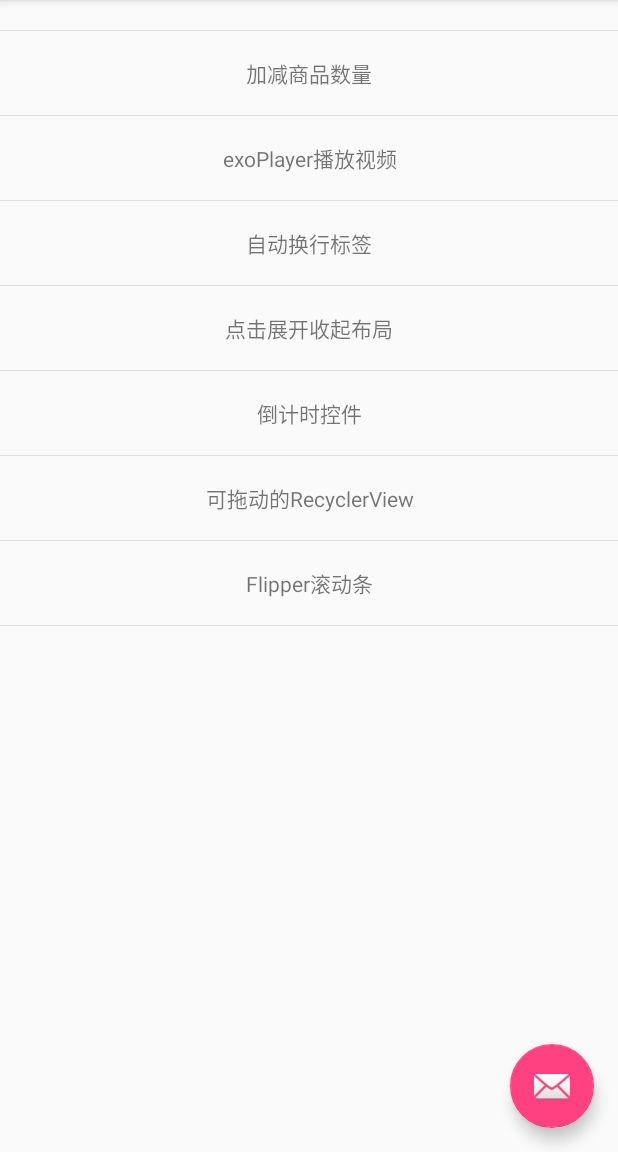
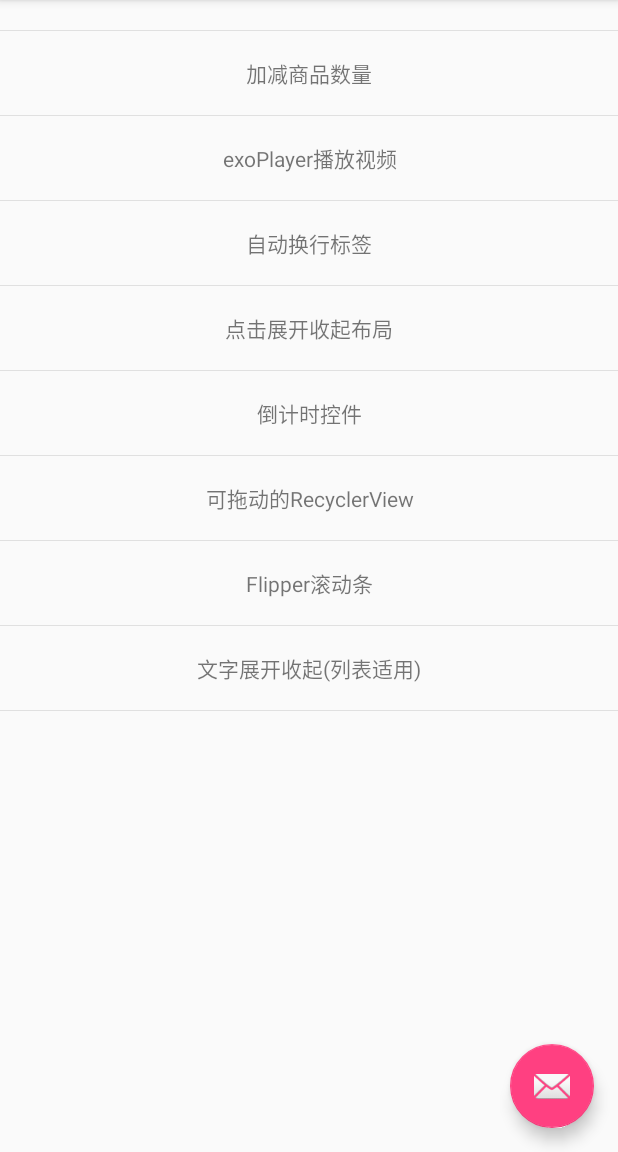
Before and after one commit to youlookwhat/android-learning, an Android app: the screen it shows after launch (MainActivity), on a phone screen of 412 x 824 dp, the part 84-1236 px from its top. Run offline under Robolectric (Android 15) with nearby library versions, the phone set to English and light mode, and no system bars; our stand-ins replace data binding; libraries missing offline, so code that uses them is left out: com.kaws.lib.

Commit message:
增加文字展开按钮

```diff
--- a/ViewCollect/app/src/main/java/com/example/jingbin/viewcollect/MainActivity.java
+++ b/ViewCollect/app/src/main/java/com/example/jingbin/viewcollect/MainActivity.java
@@ -68,6 +68,7 @@ public class MainActivity extends AppCompatActivity
         binding.include.inContentMain.tvTime.setOnClickListener(this);
         binding.include.inContentMain.tvLab.setOnClickListener(this);
         binding.include.inContentMain.tvFlipper.setOnClickListener(this);
+        binding.include.inContentMain.tvExpandText.setOnClickListener(this);
     }
 
     @Override
@@ -97,6 +98,8 @@ public class MainActivity extends AppCompatActivity
                 break;
             case R.id.tv_flipper: // Flipper滚动条
                 FlipperActivity.start(MainActivity.this);
+                break;
+            case R.id.tv_expand_text: // 文字展开收起(列表适用)
                 break;
             default:
                 break;
--- a/ViewCollect/app/src/main/res/layout/content_main.xml
+++ b/ViewCollect/app/src/main/res/layout/content_main.xml
@@ -129,6 +129,20 @@
                 android:layout_height="1px"
                 android:background="#e0e0e0" />
 
+            <TextView
+                android:id="@+id/tv_expand_text"
+                android:layout_width="match_parent"
+                android:layout_height="56dp"
+                android:background="?attr/selectableItemBackground"
+                android:gravity="center"
+                android:text="文字展开收起(列表适用)"
+                app:theme="@style/AppTheme" />
+
+            <View
+                android:layout_width="match_parent"
+                android:layout_height="1px"
+                android:background="#e0e0e0" />
+
         </LinearLayout>
     </ScrollView>
 </layout>
```
